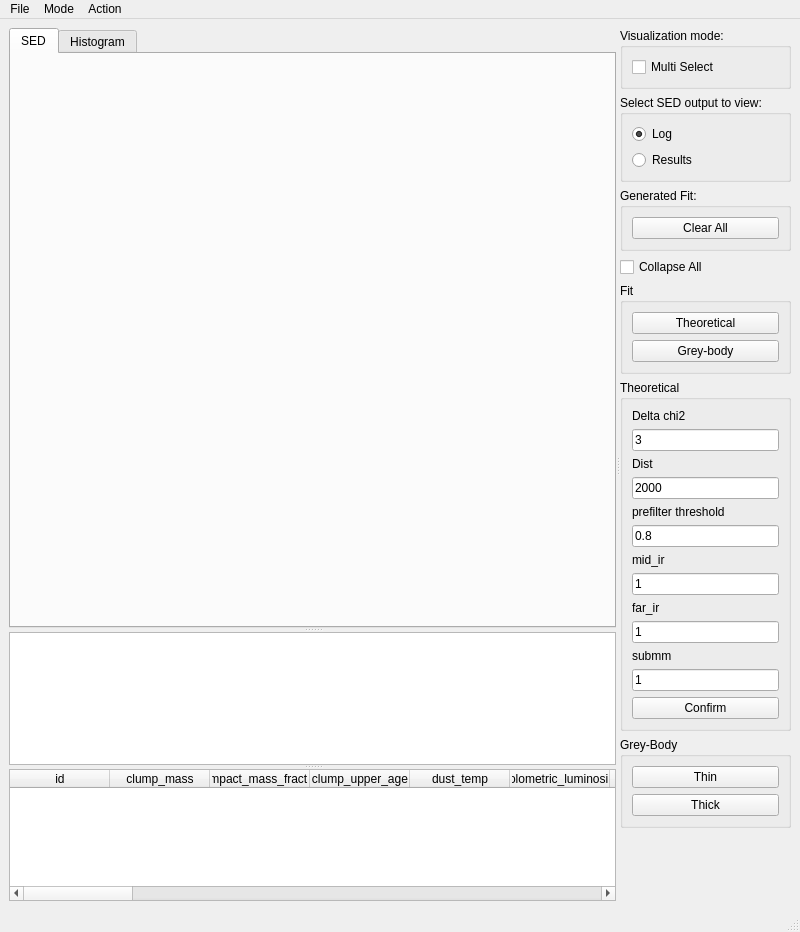
This is Code/ui/sedvisualizerplot.ui in VisIVOLab/ViaLacteaVisualAnalytics as Qt 5 draws it before an edit. The edited form follows.
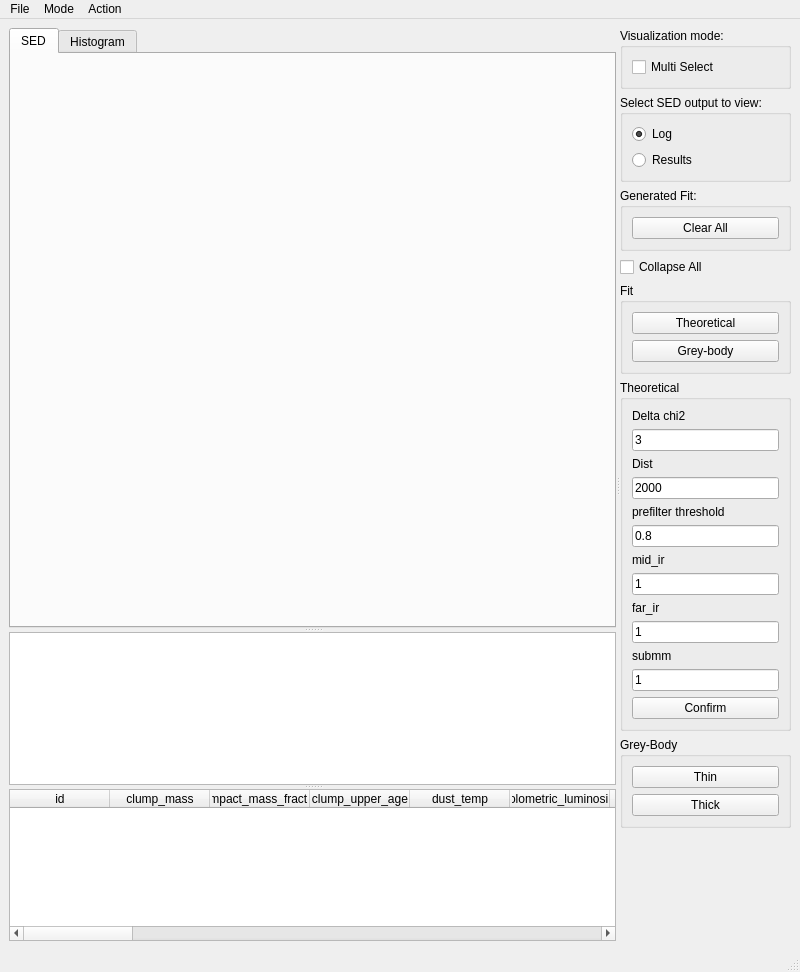
This is the edited form. Custom widgets are drawn as their Qt base class.

Commit message: Disabled local SED theoretical fitting

```diff
--- a/Code/ui/sedvisualizerplot.ui
+++ b/Code/ui/sedvisualizerplot.ui
@@ -7,7 +7,7 @@
     <x>0</x>
     <y>0</y>
     <width>800</width>
-    <height>932</height>
+    <height>972</height>
    </rect>
   </property>
   <property name="sizePolicy">
```
Left out of the diff: 5 changed lines with no effect on the pictures.
